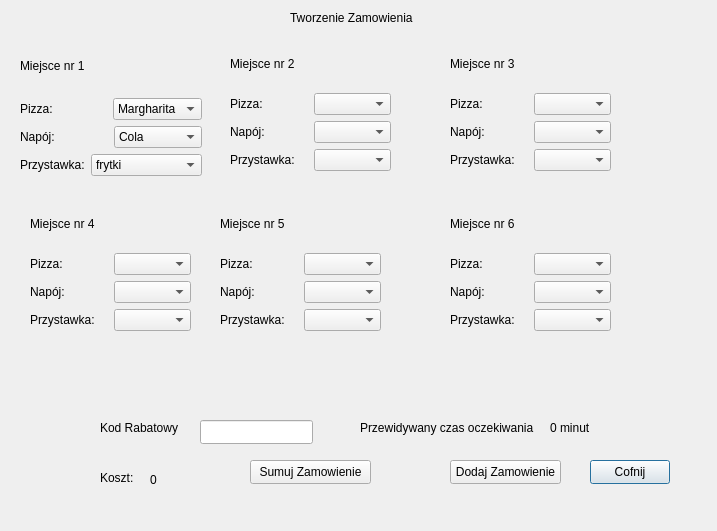
First picture: the form in zamowienie.ui, repository damdorsz/ProjektPK, before the edit.
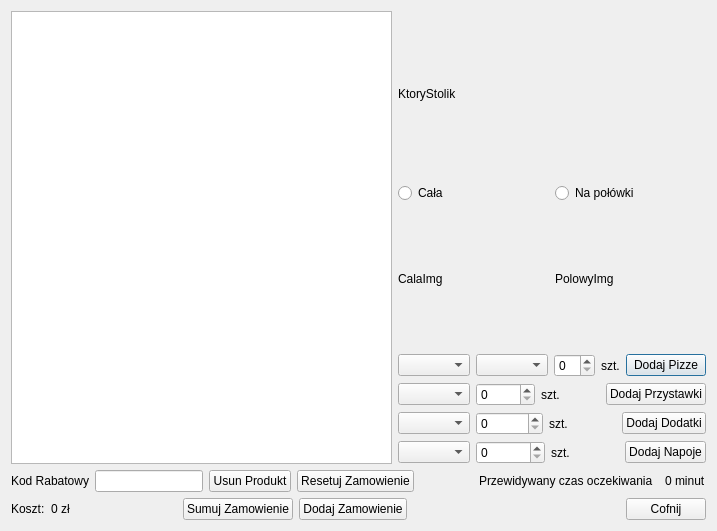
Second picture: the form after the edit.

The edit to the form file:
```diff
--- a/zamowienie.ui
+++ b/zamowienie.ui
@@ -13,547 +13,302 @@
   <property name="windowTitle">
    <string>Dialog</string>
   </property>
-  <widget class="QPushButton" name="pushButton_cofnij">
-   <property name="geometry">
-    <rect>
-     <x>590</x>
-     <y>460</y>
-     <width>80</width>
-     <height>24</height>
-    </rect>
-   </property>
-   <property name="text">
-    <string>Cofnij</string>
-   </property>
-  </widget>
-  <widget class="QWidget" name="layoutWidget">
-   <property name="geometry">
-    <rect>
-     <x>230</x>
-     <y>40</y>
-     <width>161</width>
-     <height>131</height>
-    </rect>
-   </property>
-   <layout class="QVBoxLayout" name="verticalLayout_2">
-    <item>
-     <widget class="QLabel" name="label_5">
-      <property name="text">
-       <string>Miejsce nr 2</string>
-      </property>
-     </widget>
-    </item>
-    <item>
-     <layout class="QHBoxLayout" name="horizontalLayout_4">
-      <item>
-       <widget class="QLabel" name="label_6">
-        <property name="text">
-         <string>Pizza:</string>
-        </property>
-       </widget>
-      </item>
-      <item>
-       <widget class="QComboBox" name="comboBox_pizzaMiejsceNr1_2"/>
-      </item>
-     </layout>
-    </item>
-    <item>
-     <layout class="QHBoxLayout" name="horizontalLayout_5">
-      <item>
-       <widget class="QLabel" name="label_7">
-        <property name="text">
-         <string>Napój:</string>
-        </property>
-       </widget>
-      </item>
-      <item>
-       <widget class="QComboBox" name="comboBox_napojMiejsceNr1_2"/>
-      </item>
-     </layout>
-    </item>
-    <item>
-     <layout class="QHBoxLayout" name="horizontalLayout_6">
-      <item>
-       <widget class="QLabel" name="label_8">
-        <property name="text">
-         <string>Przystawka:</string>
-        </property>
-       </widget>
-      </item>
-      <item>
-       <widget class="QComboBox" name="comboBox_przystawkaMiejsceNr1_2"/>
-      </item>
-     </layout>
-    </item>
-   </layout>
-  </widget>
-  <widget class="QWidget" name="layoutWidget_2">
-   <property name="geometry">
-    <rect>
-     <x>450</x>
-     <y>40</y>
-     <width>161</width>
-     <height>131</height>
-    </rect>
-   </property>
-   <layout class="QVBoxLayout" name="verticalLayout_3">
-    <item>
-     <widget class="QLabel" name="label_9">
-      <property name="text">
-       <string>Miejsce nr 3</string>
-      </property>
-     </widget>
-    </item>
-    <item>
-     <layout class="QHBoxLayout" name="horizontalLayout_7">
-      <item>
-       <widget class="QLabel" name="label_10">
-        <property name="text">
-         <string>Pizza:</string>
-        </property>
-       </widget>
-      </item>
-      <item>
-       <widget class="QComboBox" name="comboBox_pizzaMiejsceNr1_3"/>
-      </item>
-     </layout>
-    </item>
-    <item>
-     <layout class="QHBoxLayout" name="horizontalLayout_8">
-      <item>
-       <widget class="QLabel" name="label_11">
-        <property name="text">
-         <string>Napój:</string>
-        </property>
-       </widget>
-      </item>
-      <item>
-       <widget class="QComboBox" name="comboBox_napojMiejsceNr1_3"/>
-      </item>
-     </layout>
-    </item>
-    <item>
-     <layout class="QHBoxLayout" name="horizontalLayout_9">
-      <item>
-       <widget class="QLabel" name="label_12">
-        <property name="text">
-         <string>Przystawka:</string>
-        </property>
-       </widget>
-      </item>
-      <item>
-       <widget class="QComboBox" name="comboBox_przystawkaMiejsceNr1_3"/>
-      </item>
-     </layout>
-    </item>
-   </layout>
-  </widget>
-  <widget class="QWidget" name="layoutWidget_3">
-   <property name="geometry">
-    <rect>
-     <x>30</x>
-     <y>200</y>
-     <width>161</width>
-     <height>131</height>
-    </rect>
-   </property>
-   <layout class="QVBoxLayout" name="verticalLayout_4">
-    <item>
-     <widget class="QLabel" name="label_13">
-      <property name="text">
-       <string>Miejsce nr 4</string>
-      </property>
-     </widget>
-    </item>
-    <item>
-     <layout class="QHBoxLayout" name="horizontalLayout_10">
-      <item>
-       <widget class="QLabel" name="label_14">
-        <property name="text">
-         <string>Pizza:</string>
-        </property>
-       </widget>
-      </item>
-      <item>
-       <widget class="QComboBox" name="comboBox_pizzaMiejsceNr1_4"/>
-      </item>
-     </layout>
-    </item>
-    <item>
-     <layout class="QHBoxLayout" name="horizontalLayout_11">
-      <item>
-       <widget class="QLabel" name="label_15">
-        <property name="text">
-         <string>Napój:</string>
-        </property>
-       </widget>
-      </item>
-      <item>
-       <widget class="QComboBox" name="comboBox_napojMiejsceNr1_4"/>
-      </item>
-     </layout>
-    </item>
-    <item>
-     <layout class="QHBoxLayout" name="horizontalLayout_12">
-      <item>
-       <widget class="QLabel" name="label_16">
-        <property name="text">
-         <string>Przystawka:</string>
-        </property>
-       </widget>
-      </item>
-      <item>
-       <widget class="QComboBox" name="comboBox_przystawkaMiejsceNr1_4"/>
-      </item>
-     </layout>
-    </item>
-   </layout>
-  </widget>
-  <widget class="QWidget" name="layoutWidget_4">
-   <property name="geometry">
-    <rect>
-     <x>220</x>
-     <y>200</y>
-     <width>161</width>
-     <height>131</height>
-    </rect>
-   </property>
-   <layout class="QVBoxLayout" name="verticalLayout_5">
-    <item>
-     <widget class="QLabel" name="label_17">
-      <property name="text">
-       <string>Miejsce nr 5</string>
-      </property>
-     </widget>
-    </item>
-    <item>
-     <layout class="QHBoxLayout" name="horizontalLayout_13">
-      <item>
-       <widget class="QLabel" name="label_18">
-        <property name="text">
-         <string>Pizza:</string>
-        </property>
-       </widget>
-      </item>
-      <item>
-       <widget class="QComboBox" name="comboBox_pizzaMiejsceNr1_5"/>
-      </item>
-     </layout>
-    </item>
-    <item>
-     <layout class="QHBoxLayout" name="horizontalLayout_14">
-      <item>
-       <widget class="QLabel" name="label_19">
-        <property name="text">
-         <string>Napój:</string>
-        </property>
-       </widget>
-      </item>
-      <item>
-       <widget class="QComboBox" name="comboBox_napojMiejsceNr1_5"/>
-      </item>
-     </layout>
-    </item>
-    <item>
-     <layout class="QHBoxLayout" name="horizontalLayout_15">
-      <item>
-       <widget class="QLabel" name="label_20">
-        <property name="text">
-         <string>Przystawka:</string>
-        </property>
-       </widget>
-      </item>
-      <item>
-       <widget class="QComboBox" name="comboBox_przystawkaMiejsceNr1_5"/>
-      </item>
-     </layout>
-    </item>
-   </layout>
-  </widget>
-  <widget class="QWidget" name="layoutWidget_5">
-   <property name="geometry">
-    <rect>
-     <x>450</x>
-     <y>200</y>
-     <width>161</width>
-     <height>131</height>
-    </rect>
-   </property>
-   <layout class="QVBoxLayout" name="verticalLayout_6">
-    <item>
-     <widget class="QLabel" name="label_21">
-      <property name="text">
-       <string>Miejsce nr 6</string>
-      </property>
-     </widget>
-    </item>
-    <item>
-     <layout class="QHBoxLayout" name="horizontalLayout_16">
-      <item>
-       <widget class="QLabel" name="label_22">
-        <property name="text">
-         <string>Pizza:</string>
-        </property>
-       </widget>
-      </item>
-      <item>
-       <widget class="QComboBox" name="comboBox_pizzaMiejsceNr1_6"/>
-      </item>
-     </layout>
-    </item>
-    <item>
-     <layout class="QHBoxLayout" name="horizontalLayout_17">
-      <item>
-       <widget class="QLabel" name="label_23">
-        <property name="text">
-         <string>Napój:</string>
-        </property>
-       </widget>
-      </item>
-      <item>
-       <widget class="QComboBox" name="comboBox_napojMiejsceNr1_6"/>
-      </item>
-     </layout>
-    </item>
-    <item>
-     <layout class="QHBoxLayout" name="horizontalLayout_18">
-      <item>
-       <widget class="QLabel" name="label_24">
-        <property name="text">
-         <string>Przystawka:</string>
-        </property>
-       </widget>
-      </item>
-      <item>
-       <widget class="QComboBox" name="comboBox_przystawkaMiejsceNr1_6"/>
-      </item>
-     </layout>
-    </item>
-   </layout>
-  </widget>
-  <widget class="QLineEdit" name="lineEdit_kodRabatowy">
-   <property name="geometry">
-    <rect>
-     <x>200</x>
-     <y>420</y>
-     <width>113</width>
-     <height>24</height>
-    </rect>
-   </property>
-  </widget>
-  <widget class="QLabel" name="label_25">
-   <property name="geometry">
-    <rect>
-     <x>100</x>
-     <y>420</y>
-     <width>121</width>
-     <height>16</height>
-    </rect>
-   </property>
-   <property name="text">
-    <string>Kod Rabatowy</string>
-   </property>
-  </widget>
-  <widget class="QLabel" name="label_26">
-   <property name="geometry">
-    <rect>
-     <x>100</x>
-     <y>470</y>
-     <width>49</width>
-     <height>16</height>
-    </rect>
-   </property>
-   <property name="text">
-    <string>Koszt:</string>
-   </property>
-  </widget>
-  <widget class="QLabel" name="label_sumaZamowienia">
-   <property name="geometry">
-    <rect>
-     <x>150</x>
-     <y>470</y>
-     <width>51</width>
-     <height>20</height>
-    </rect>
-   </property>
-   <property name="text">
-    <string>0</string>
-   </property>
-  </widget>
-  <widget class="QPushButton" name="pushButton_sumujZamowienie">
-   <property name="geometry">
-    <rect>
-     <x>250</x>
-     <y>460</y>
-     <width>121</width>
-     <height>24</height>
-    </rect>
-   </property>
-   <property name="text">
-    <string>Sumuj Zamowienie</string>
-   </property>
-  </widget>
-  <widget class="QLabel" name="label_27">
-   <property name="geometry">
-    <rect>
-     <x>360</x>
-     <y>420</y>
-     <width>181</width>
-     <height>16</height>
-    </rect>
-   </property>
-   <property name="text">
-    <string>Przewidywany czas oczekiwania</string>
-   </property>
-  </widget>
-  <widget class="QLabel" name="label_czasOczekiwania">
-   <property name="geometry">
-    <rect>
-     <x>550</x>
-     <y>420</y>
-     <width>49</width>
-     <height>16</height>
-    </rect>
-   </property>
-   <property name="text">
-    <string>0 minut</string>
-   </property>
-  </widget>
-  <widget class="QPushButton" name="pushButton_dodajZamowienie">
-   <property name="geometry">
-    <rect>
-     <x>450</x>
-     <y>460</y>
-     <width>111</width>
-     <height>24</height>
-    </rect>
-   </property>
-   <property name="text">
-    <string>Dodaj Zamowienie</string>
-   </property>
-  </widget>
-  <widget class="QLabel" name="label_29">
-   <property name="geometry">
-    <rect>
-     <x>290</x>
-     <y>10</y>
-     <width>141</width>
-     <height>16</height>
-    </rect>
-   </property>
-   <property name="text">
-    <string>Tworzenie Zamowienia</string>
-   </property>
-  </widget>
-  <widget class="QWidget" name="">
-   <property name="geometry">
-    <rect>
-     <x>20</x>
-     <y>40</y>
-     <width>182</width>
-     <height>136</height>
-    </rect>
-   </property>
-   <layout class="QVBoxLayout" name="verticalLayout">
-    <item>
-     <widget class="QLabel" name="label">
-      <property name="text">
-       <string>Miejsce nr 1</string>
-      </property>
-     </widget>
-    </item>
-    <item>
-     <layout class="QHBoxLayout" name="horizontalLayout">
-      <item>
-       <widget class="QLabel" name="label_2">
-        <property name="text">
-         <string>Pizza:</string>
-        </property>
-       </widget>
-      </item>
-      <item>
-       <widget class="QComboBox" name="comboBox_pizzaMiejsceNr1">
-        <item>
+  <layout class="QFormLayout" name="formLayout">
+   <item row="0" column="0" colspan="2">
+    <layout class="QVBoxLayout" name="verticalLayout_3">
+     <item>
+      <layout class="QHBoxLayout" name="horizontalLayout_9">
+       <item>
+        <widget class="QListWidget" name="listWidget_rachunek"/>
+       </item>
+       <item>
+        <layout class="QVBoxLayout" name="verticalLayout_2">
+         <item>
+          <widget class="QLabel" name="label_wyswietlWybranyStolik">
+           <property name="text">
+            <string>KtoryStolik</string>
+           </property>
+          </widget>
+         </item>
+         <item>
+          <layout class="QVBoxLayout" name="verticalLayout">
+           <item>
+            <layout class="QHBoxLayout" name="horizontalLayout">
+             <item>
+              <widget class="QRadioButton" name="radioButton_cala">
+               <property name="text">
+                <string>Cała</string>
+               </property>
+              </widget>
+             </item>
+             <item>
+              <widget class="QRadioButton" name="radioButton_polowy">
+               <property name="text">
+                <string>Na połówki</string>
+               </property>
+              </widget>
+             </item>
+            </layout>
+           </item>
+           <item>
+            <layout class="QHBoxLayout" name="horizontalLayout_2">
+             <item>
+              <widget class="QLabel" name="label_pizzaCala">
+               <property name="text">
+                <string>CalaImg</string>
+               </property>
+              </widget>
+             </item>
+             <item>
+              <widget class="QLabel" name="label_pizzaPolowa">
+               <property name="text">
+                <string>PolowyImg</string>
+               </property>
+              </widget>
+             </item>
+            </layout>
+           </item>
+          </layout>
+         </item>
+         <item>
+          <layout class="QHBoxLayout" name="horizontalLayout_8">
+           <item>
+            <widget class="QComboBox" name="comboBox_rodzajPizzyPolowaLubCala"/>
+           </item>
+           <item>
+            <widget class="QComboBox" name="comboBox_rodzajPizzyDrugaPolowa"/>
+           </item>
+           <item>
+            <widget class="QSpinBox" name="spinBox_iloscPizzy"/>
+           </item>
+           <item>
+            <widget class="QLabel" name="label_6">
+             <property name="text">
+              <string>szt.</string>
+             </property>
+            </widget>
+           </item>
+           <item>
+            <widget class="QPushButton" name="pushButton_dodajPizze">
+             <property name="text">
+              <string>Dodaj Pizze</string>
+             </property>
+            </widget>
+           </item>
+          </layout>
+         </item>
+         <item>
+          <layout class="QHBoxLayout" name="horizontalLayout_3">
+           <item>
+            <widget class="QComboBox" name="comboBox_rodzajPrzystawki"/>
+           </item>
+           <item>
+            <widget class="QSpinBox" name="spinBox_iloscPrzystawki"/>
+           </item>
+           <item>
+            <widget class="QLabel" name="label_3">
+             <property name="text">
+              <string>szt.</string>
+             </property>
+            </widget>
+           </item>
+           <item>
+            <widget class="QPushButton" name="pushButton_dodajPrzystawki">
+             <property name="text">
+              <string>Dodaj Przystawki</string>
+             </property>
+            </widget>
+           </item>
+          </layout>
+         </item>
+         <item>
+          <layout class="QHBoxLayout" name="horizontalLayout_4">
+           <item>
+            <widget class="QComboBox" name="comboBox_rodzajeDodatkow"/>
+           </item>
+           <item>
+            <widget class="QSpinBox" name="spinBox_iloscDodatki"/>
+           </item>
+           <item>
+            <widget class="QLabel" name="label_2">
+             <property name="text">
+              <string>szt.</string>
+             </property>
+            </widget>
+           </item>
+           <item>
+            <widget class="QPushButton" name="pushButton_dodajDodatki">
+             <property name="text">
+              <string>Dodaj Dodatki</string>
+             </property>
+            </widget>
+           </item>
+          </layout>
+         </item>
+         <item>
+          <layout class="QHBoxLayout" name="horizontalLayout_5">
+           <item>
+            <widget class="QComboBox" name="comboBox_rodzajeNapoje"/>
+           </item>
+           <item>
+            <widget class="QSpinBox" name="spinBox_iloscNapoje"/>
+           </item>
+           <item>
+            <widget class="QLabel" name="label">
+             <property name="text">
+              <string>szt.</string>
+             </property>
+            </widget>
+           </item>
+           <item>
+            <widget class="QPushButton" name="pushButton_dodajNapoje">
+             <property name="text">
+              <string>Dodaj Napoje</string>
+             </property>
+            </widget>
+           </item>
+          </layout>
+         </item>
+        </layout>
+       </item>
+      </layout>
+     </item>
+     <item>
+      <layout class="QHBoxLayout" name="horizontalLayout_7">
+       <item>
+        <widget class="QLabel" name="label_25">
          <property name="text">
-          <string>Margharita</string>
+          <string>Kod Rabatowy</string>
          </property>
-        </item>
-        <item>
+        </widget>
+       </item>
+       <item>
+        <widget class="QLineEdit" name="lineEdit_kodRabatowy"/>
+       </item>
+       <item>
+        <widget class="QPushButton" name="pushButton_usunProdukt">
          <property name="text">
-          <string>Italiana</string>
+          <string>Usun Produkt</string>
          </property>
-        </item>
-        <item>
+        </widget>
+       </item>
+       <item>
+        <widget class="QPushButton" name="pushButton_resetujZamowienie">
          <property name="text">
-          <string>Capriciosa</string>
+          <string>Resetuj Zamowienie</string>
          </property>
-        </item>
-       </widget>
-      </item>
-     </layout>
-    </item>
-    <item>
-     <layout class="QHBoxLayout" name="horizontalLayout_2">
-      <item>
-       <widget class="QLabel" name="label_3">
-        <property name="text">
-         <string>Napój:</string>
-        </property>
-       </widget>
-      </item>
-      <item>
-       <widget class="QComboBox" name="comboBox_napojMiejsceNr1">
-        <item>
+        </widget>
+       </item>
+       <item>
+        <spacer name="horizontalSpacer">
+         <property name="orientation">
+          <enum>Qt::Horizontal</enum>
+         </property>
+         <property name="sizeHint" stdset="0">
+          <size>
+           <width>40</width>
+           <height>20</height>
+          </size>
+         </property>
+        </spacer>
+       </item>
+       <item>
+        <widget class="QLabel" name="label_27">
          <property name="text">
-          <string>Cola</string>
+          <string>Przewidywany czas oczekiwania  </string>
          </property>
-        </item>
-        <item>
+        </widget>
+       </item>
+       <item>
+        <widget class="QLabel" name="label_czasOczekiwania">
          <property name="text">
-          <string>Orange</string>
+          <string>0 minut</string>
          </property>
-        </item>
-        <item>
+        </widget>
+       </item>
+      </layout>
+     </item>
+     <item>
+      <layout class="QHBoxLayout" name="horizontalLayout_6">
+       <item>
+        <widget class="QLabel" name="label_26">
          <property name="text">
-          <string>Bear</string>
+          <string>Koszt:</string>
          </property>
-        </item>
-       </widget>
-      </item>
-     </layout>
-    </item>
-    <item>
-     <layout class="QHBoxLayout" name="horizontalLayout_3">
-      <item>
-       <widget class="QLabel" name="label_4">
-        <property name="text">
-         <string>Przystawka:</string>
-        </property>
-       </widget>
-      </item>
-      <item>
-       <widget class="QComboBox" name="comboBox_przystawkaMiejsceNr1">
-        <item>
+        </widget>
+       </item>
+       <item>
+        <widget class="QLabel" name="label_sumaZamowienia">
          <property name="text">
-          <string>frytki</string>
+          <string>0 zł</string>
          </property>
-        </item>
-        <item>
+        </widget>
+       </item>
+       <item>
+        <spacer name="horizontalSpacer_3">
+         <property name="orientation">
+          <enum>Qt::Horizontal</enum>
+         </property>
+         <property name="sizeHint" stdset="0">
+          <size>
+           <width>40</width>
+           <height>20</height>
+          </size>
+         </property>
+        </spacer>
+       </item>
+       <item>
+        <widget class="QPushButton" name="pushButton_sumujZamowienie">
          <property name="text">
-          <string>placki ziemniaczane</string>
+          <string>Sumuj Zamowienie</string>
          </property>
-        </item>
-        <item>
+        </widget>
+       </item>
+       <item>
+        <widget class="QPushButton" name="pushButton_dodajZamowienie">
          <property name="text">
-          <string>talerz serow</string>
+          <string>Dodaj Zamowienie</string>
          </property>
-        </item>
-       </widget>
-      </item>
-     </layout>
-    </item>
-   </layout>
-  </widget>
+        </widget>
+       </item>
+       <item>
+        <spacer name="horizontalSpacer_4">
+         <property name="orientation">
+          <enum>Qt::Horizontal</enum>
+         </property>
+         <property name="sizeHint" stdset="0">
+          <size>
+           <width>40</width>
+           <height>20</height>
+          </size>
+         </property>
+        </spacer>
+       </item>
+       <item>
+        <spacer name="horizontalSpacer_2">
+         <property name="orientation">
+          <enum>Qt::Horizontal</enum>
+         </property>
+         <property name="sizeHint" stdset="0">
+          <size>
+           <width>40</width>
+           <height>20</height>
+          </size>
+         </property>
+        </spacer>
+       </item>
+       <item>
+        <widget class="QPushButton" name="pushButton_cofnij">
+         <property name="text">
+          <string>Cofnij</string>
+         </property>
+        </widget>
+       </item>
+      </layout>
+     </item>
+    </layout>
+   </item>
+  </layout>
  </widget>
  <resources/>
  <connections/>
```
